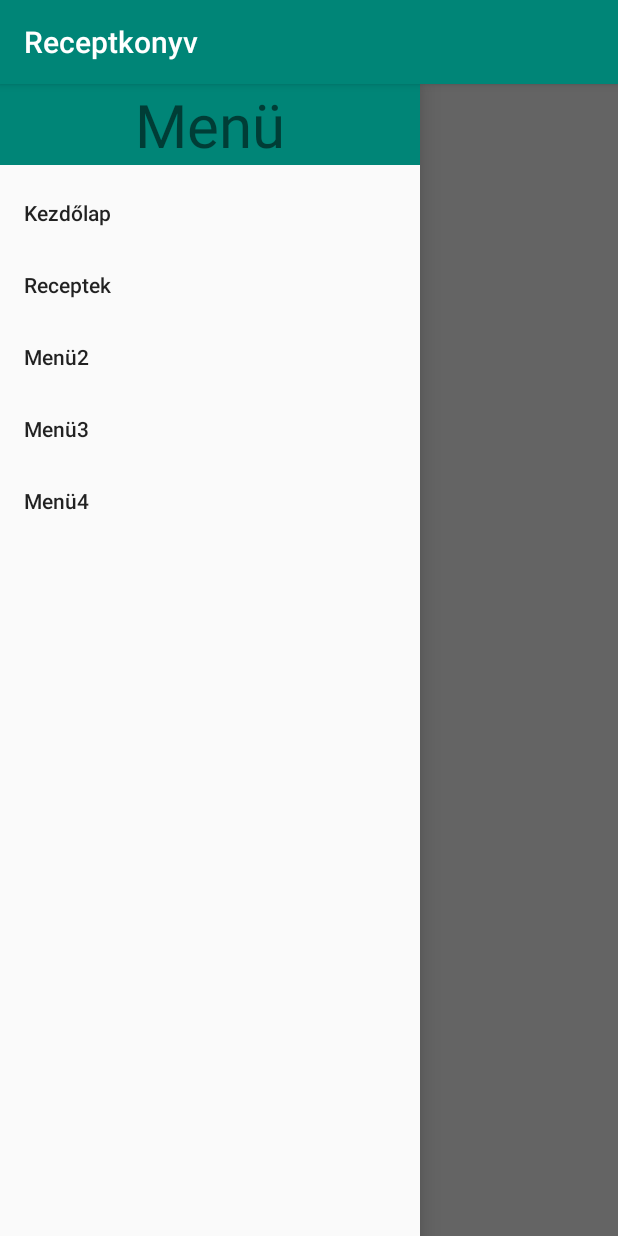
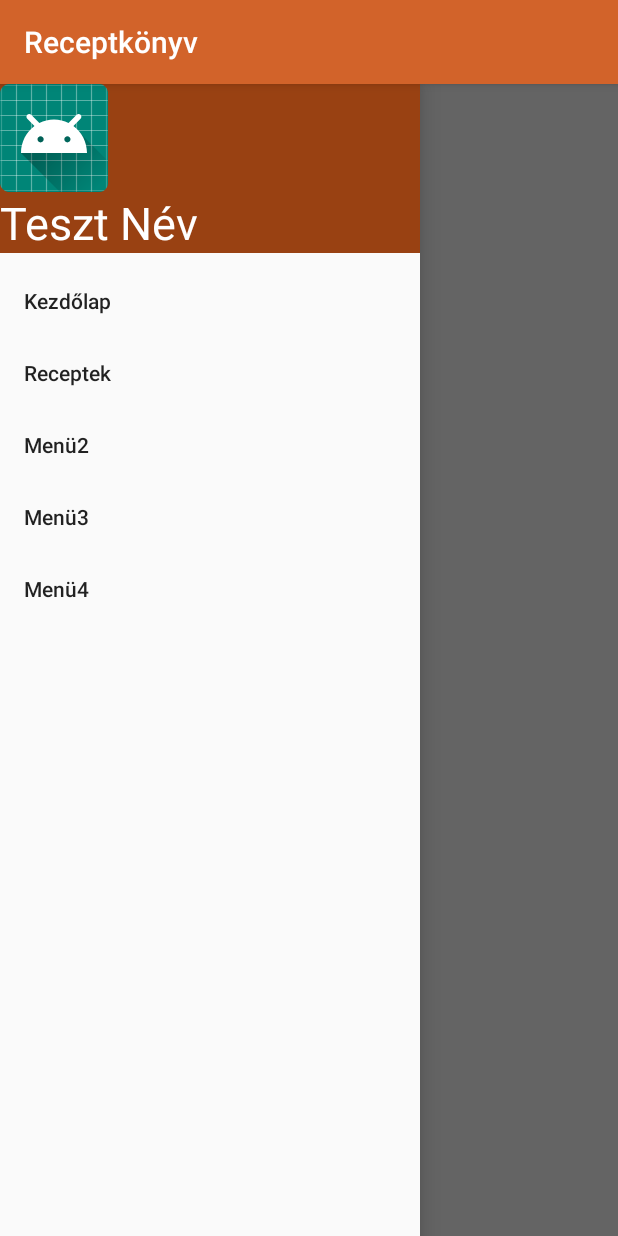
Before and after one commit to TRexKing42/ReceptkonyvApp, an Android app: the screen it shows after launch (MainActivity), with the side drawer open, on a phone screen of 412 x 824 dp. Run offline under Robolectric (Android 15) with nearby library versions, the phone set to English and light mode, and no system bars.

Commit message:
Új ikon

```diff
--- a/app/src/main/AndroidManifest.xml
+++ b/app/src/main/AndroidManifest.xml
@@ -4,7 +4,7 @@
 
     <application
         android:allowBackup="true"
-        android:icon="@mipmap/ic_launcher"
+        android:icon="@mipmap/ic_food"
         android:label="@string/app_name"
         android:roundIcon="@mipmap/ic_launcher_round"
         android:supportsRtl="true"
--- a/app/src/main/res/layout/nv_header.xml
+++ b/app/src/main/res/layout/nv_header.xml
@@ -1,14 +1,21 @@
 <?xml version="1.0" encoding="utf-8"?>
 <LinearLayout xmlns:android="http://schemas.android.com/apk/res/android"
     android:orientation="vertical" android:layout_width="match_parent"
-    android:layout_height="match_parent">
+    android:layout_height="match_parent"
+    android:background="@color/colorPrimaryDark">
+
+    <ImageView
+        android:layout_width="wrap_content"
+        android:layout_height="wrap_content"
+        android:src="@mipmap/ic_launcher"
+        />
 
     <TextView
         android:layout_width="match_parent"
         android:layout_height="match_parent"
-        android:text="Menü"
-        android:textSize="40dp"
-        android:textAlignment="center"
-        android:background="@color/colorPrimary"/>
+        android:text="Teszt Név"
+        android:textSize="30dp"
+        android:textColor="#fff"
+        />
 
 </LinearLayout>
--- a/app/src/main/res/values/colors.xml
+++ b/app/src/main/res/values/colors.xml
@@ -1,7 +1,7 @@
 <?xml version="1.0" encoding="utf-8"?>
 <resources>
-    <color name="colorPrimary">#008577</color>
-    <color name="colorPrimaryDark">#00574B</color>
-    <color name="colorAccent">#D81B60</color>
-    <color name="colorRecipeDivider">#34b4eb</color>
+    <color name="colorPrimary">#D2632A</color>
+    <color name="colorPrimaryDark">#994112</color>
+    <color name="colorAccent">#98B727</color>
+    <color name="colorRecipeDivider">#003896</color>
 </resources>
--- a/app/src/main/res/values/strings.xml
+++ b/app/src/main/res/values/strings.xml
@@ -1,8 +1,5 @@
 <resources>
-    <string name="app_name">Receptkonyv</string>
+    <string name="app_name">Receptkönyv</string>
     <string name="drawer_open">Open</string>
     <string name="drawer_close">Close</string>
-
-    <!-- TODO: Remove or change this placeholder text -->
-    <string name="hello_blank_fragment">Hello blank fragment</string>
 </resources>
```
Also changed, not shown: app/src/main/res/mipmap-hdpi/ic_food.png (added), app/src/main/res/mipmap-mdpi/ic_food.png (added), app/src/main/res/mipmap-xhdpi/ic_food.png (added), app/src/main/res/mipmap-xxhdpi/ic_food.png (added), app/src/main/res/mipmap-xxxhdpi/ic_food.png (added).
